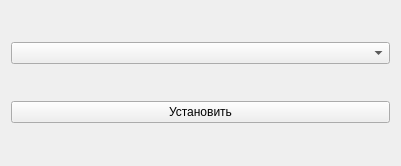
Old version of the form ubuntu/resources/ui/main.ui in the repository dreadsolnce/currentProjects.
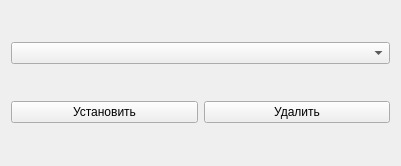
New version of the form.

Commit message: add button удалить

Patch:
```diff
--- a/ubuntu/resources/ui/main.ui
+++ b/ubuntu/resources/ui/main.ui
@@ -14,8 +14,12 @@
    <string>Установка программ Ubuntu</string>
   </property>
   <layout class="QGridLayout" name="gridLayout">
-   <item row="0" column="0">
-    <widget class="QComboBox" name="comboBox"/>
+   <item row="1" column="1">
+    <widget class="QPushButton" name="pushButton_2">
+     <property name="text">
+      <string>Удалить</string>
+     </property>
+    </widget>
    </item>
    <item row="1" column="0">
     <widget class="QPushButton" name="pushButton">
@@ -24,6 +28,9 @@
      </property>
     </widget>
    </item>
+   <item row="0" column="0" colspan="2">
+    <widget class="QComboBox" name="comboBox"/>
+   </item>
   </layout>
  </widget>
  <resources/>
```
The commit also changes 2 other files.
